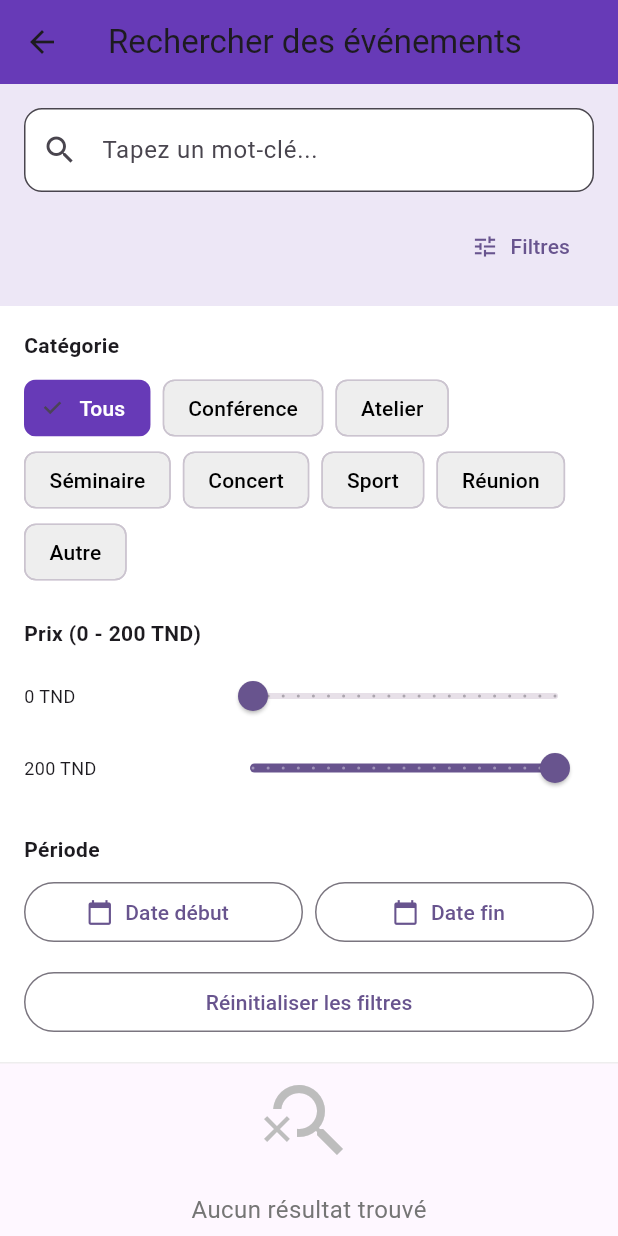
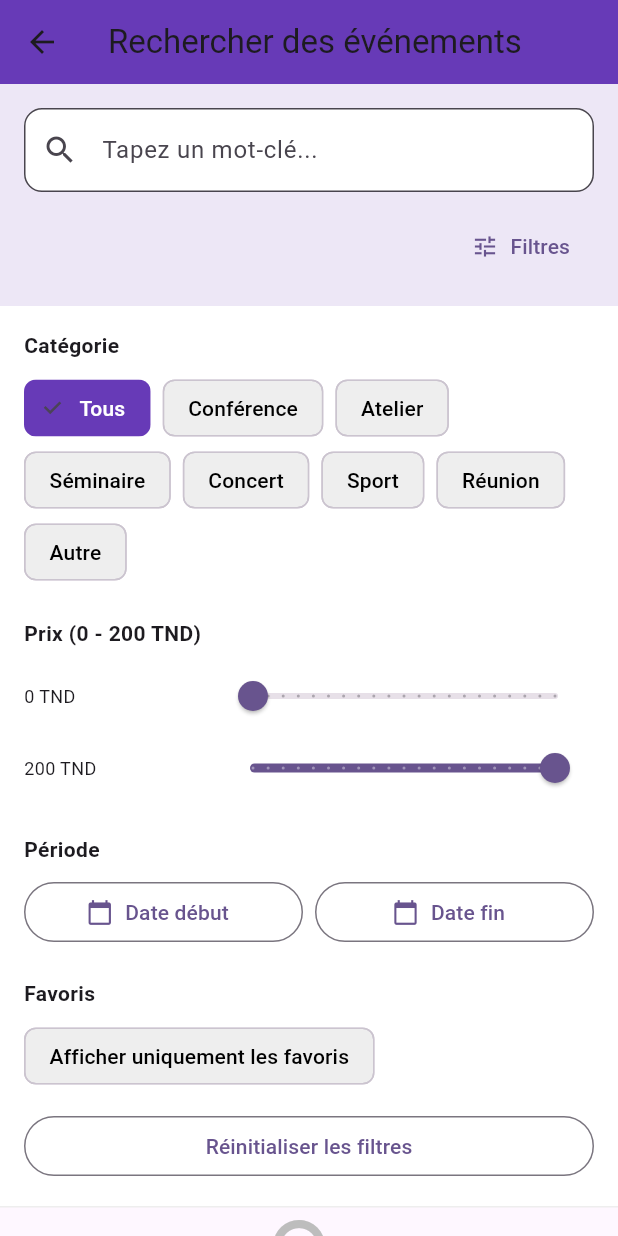
Before and after one commit to tahadridi/Event-Management, a Flutter app: the EventSearchPage screen opened directly, after a tap on "Filtres", on a phone screen of 412 x 824 dp. Run offline on Flutter 3.47's test engine with Material 3 defaults, Android fonts, the phone set to English and light mode, and no system bars; our stand-ins replace cloud_firestore, firebase_auth, firebase_core, flutter_map, geolocator, latlong2 and 1 more; accounts and stored records are empty.

Commit message:
feat: enhance UX with reviews display, favorites sorting, and reservation fixes

```diff
--- a/lib/views/home/event_search_page.dart
+++ b/lib/views/home/event_search_page.dart
@@ -2,6 +2,7 @@ import 'package:flutter/material.dart';
 import 'package:intl/intl.dart';
 import '../../models/event_model.dart';
 import '../../services/event_service.dart';
+import '../../services/user_service.dart';
 import '../home/event_detail_page.dart';
 
 class EventSearchPage extends StatefulWidget {
@@ -21,8 +22,10 @@ class _EventSearchPageState extends State<EventSearchPage> {
   DateTime? _startDate;
   DateTime? _endDate;
   bool _showFilters = false;
+  bool _showOnlyFavorites = false;
   List<EventModel> _searchResults = [];
   bool _isLoading = false;
+  Set<String> _userFavorites = {};
 
   final List<String> _categories = [
     'Tous',
@@ -36,13 +39,33 @@ class _EventSearchPageState extends State<EventSearchPage> {
   ];
 
   @override
+  void initState() {
+    super.initState();
+    _loadUserFavorites();
+  }
+
+  Future<void> _loadUserFavorites() async {
+    final userService = UserService();
+    try {
+      final favorites = await userService.getUserFavoritesStream().first;
+      if (mounted) {
+        setState(() => _userFavorites = Set.from(favorites));
+        // Trigger search again to apply favorites sorting now that they're loaded
+        await _performSearch();
+      }
+    } catch (e) {
+      print('Error loading favorites: $e');
+    }
+  }
+
+  @override
   void dispose() {
     _searchController.dispose();
     super.dispose();
   }
 
   Future<void> _performSearch() async {
-    if (_searchController.text.isEmpty && _selectedCategory == 'Tous') {
+    if (_searchController.text.isEmpty && _selectedCategory == 'Tous' && !_showOnlyFavorites) {
       setState(() => _searchResults = []);
       return;
     }
@@ -58,8 +81,22 @@ class _EventSearchPageState extends State<EventSearchPage> {
         endDate: _endDate,
       );
 
+      // Filtrer les favoris si activé
+      var filtered = _showOnlyFavorites
+          ? results.where((event) => _userFavorites.contains(event.id)).toList()
+          : results;
+
+      // Trier pour mettre les favoris en haut
+      filtered.sort((a, b) {
+        final aIsFav = _userFavorites.contains(a.id);
+        final bIsFav = _userFavorites.contains(b.id);
+        if (aIsFav && !bIsFav) return -1;
+        if (!aIsFav && bIsFav) return 1;
+        return 0;
+      });
+
       setState(() {
-        _searchResults = results;
+        _searchResults = filtered;
         _isLoading = false;
       });
     } catch (e) {
@@ -279,6 +316,27 @@ class _EventSearchPageState extends State<EventSearchPage> {
                         ),
                     ],
                   ),
+                  const SizedBox(height: 20),
+
+                  // Favoris filter
+                  const Text(
+                    'Favoris',
+                    style: TextStyle(fontWeight: FontWeight.w600),
+                  ),
+                  const SizedBox(height: 8),
+                  FilterChip(
+                    selected: _showOnlyFavorites,
+                    label: const Text('Afficher uniquement les favoris'),
+                    onSelected: (selected) {
+                      setState(() => _showOnlyFavorites = selected);
+                      _performSearch();
+                    },
+                    backgroundColor: Colors.grey.shade200,
+                    selectedColor: Colors.deepPurple,
+                    labelStyle: TextStyle(
+                      color: _showOnlyFavorites ? Colors.white : Colors.black,
+                    ),
+                  ),
                   const SizedBox(height: 12),
 
                   // Reset button
@@ -293,6 +351,7 @@ class _EventSearchPageState extends State<EventSearchPage> {
                           _maxPrice = 200;
                           _startDate = null;
                           _endDate = null;
+                          _showOnlyFavorites = false;
                           _searchResults = [];
                         });
                       },
```
Also changed, not shown: lib/views/home/event_detail_page.dart (+25 -22 lines), lib/views/home/event_list_page.dart (+48 -7 lines), lib/widgets/event_card.dart (+15 -1 lines).
